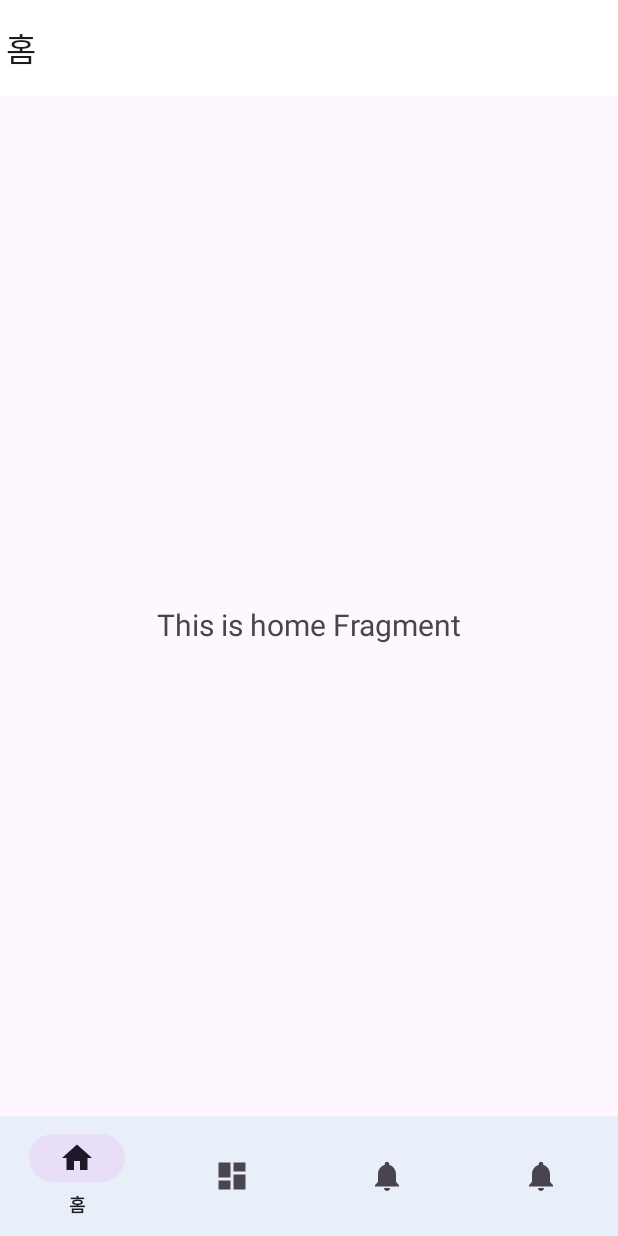
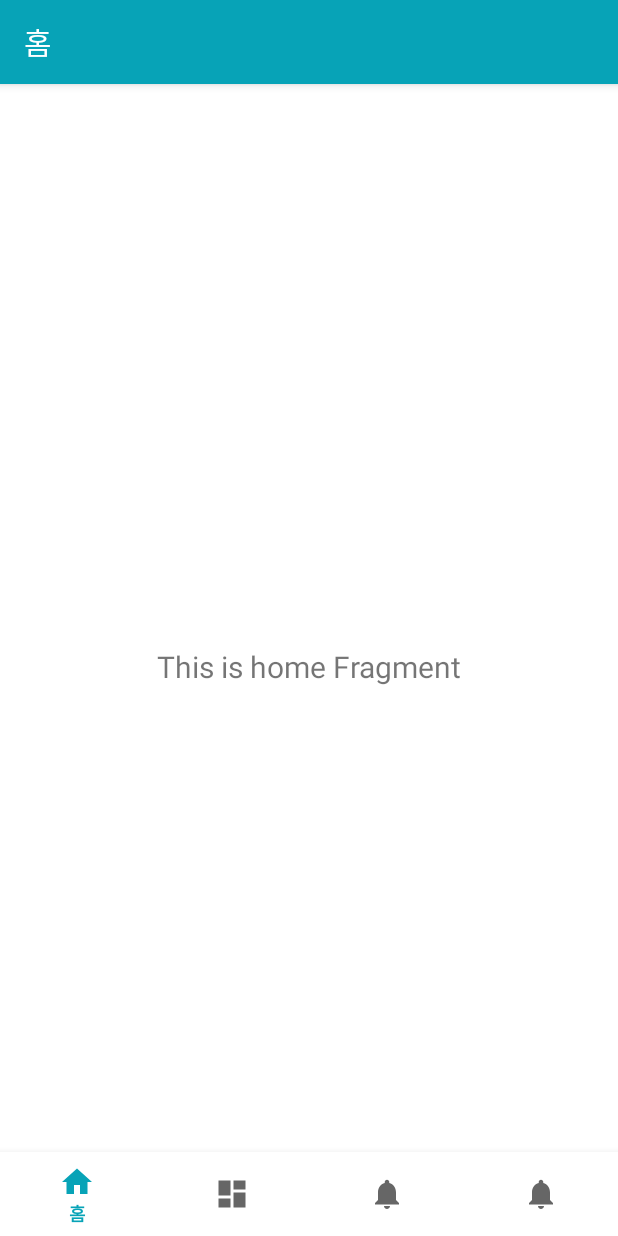
Before and after one commit to HeewonP825/Daon_UI, an Android app: the screen it shows after launch (MainActivity), on a phone screen of 412 x 824 dp. Run offline under Robolectric (Android 15) with nearby library versions, the phone set to English and light mode, and no system bars; our stand-ins replace navigation-ui.

Commit message:
Fix(theme): add ActionBar

```diff
--- a/app/src/main/AndroidManifest.xml
+++ b/app/src/main/AndroidManifest.xml
@@ -14,7 +14,8 @@
         tools:targetApi="31" >
         <activity
             android:name=".SplashActivity"
-            android:exported="true" >
+            android:exported="true"
+            android:theme="@style/Theme.Daon_UI">
             <intent-filter>
                 <action android:name="android.intent.action.MAIN" />
 
@@ -24,6 +25,7 @@
         <activity
             android:name=".MainActivity"
             android:exported="true"
+            android:theme="@style/Theme.Daon_UI"
             android:label="@string/app_name" >
             <intent-filter>
                 <action android:name="android.intent.action.MAIN" />
--- a/app/src/main/java/com/daon/daon_ui/MainActivity.kt
+++ b/app/src/main/java/com/daon/daon_ui/MainActivity.kt
@@ -51,14 +51,7 @@ class MainActivity : AppCompatActivity(), ViewTreeObserver.OnPreDrawListener {
                 R.id.navigation_home, R.id.navigation_allMeeting, R.id.navigation_allFeed, R.id.navigation_myPage
             )
         )
-
-        setSupportActionBar(binding.toolbar) // Set custom toolbar as the support action bar
-
-        // Add destination changed listener to update action bar title
-        navController.addOnDestinationChangedListener { _, destination, _ ->
-            supportActionBar?.title = destination.label
-        }
-
+        setupActionBarWithNavController(navController, appBarConfiguration)
         navView.setupWithNavController(navController)
     }
 
--- a/app/src/main/res/values/themes.xml
+++ b/app/src/main/res/values/themes.xml
@@ -1,6 +1,6 @@
 <resources xmlns:tools="http://schemas.android.com/tools">
     <!-- Base application theme. -->
-    <style name="Theme.Daon_UI" parent="Theme.Material3.DayNight.NoActionBar">
+    <style name="Theme.Daon_UI" parent="Theme.MaterialComponents.DayNight.DarkActionBar">
         <!-- Primary brand color. -->
         <item name="colorPrimary">@color/mainColor</item>
         <item name="colorPrimaryVariant">@color/mainColor</item>
```
Also changed, not shown: app/src/main/res/layout/toolbar.xml (deleted, +0 -35 lines), app/src/main/res/menu/toolbar_menu.xml (deleted, +0 -36 lines).
